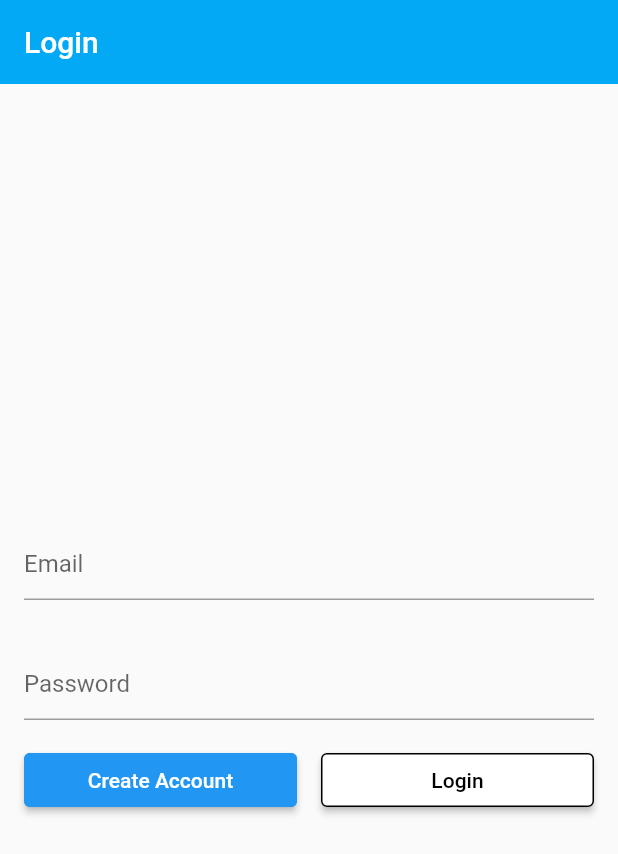
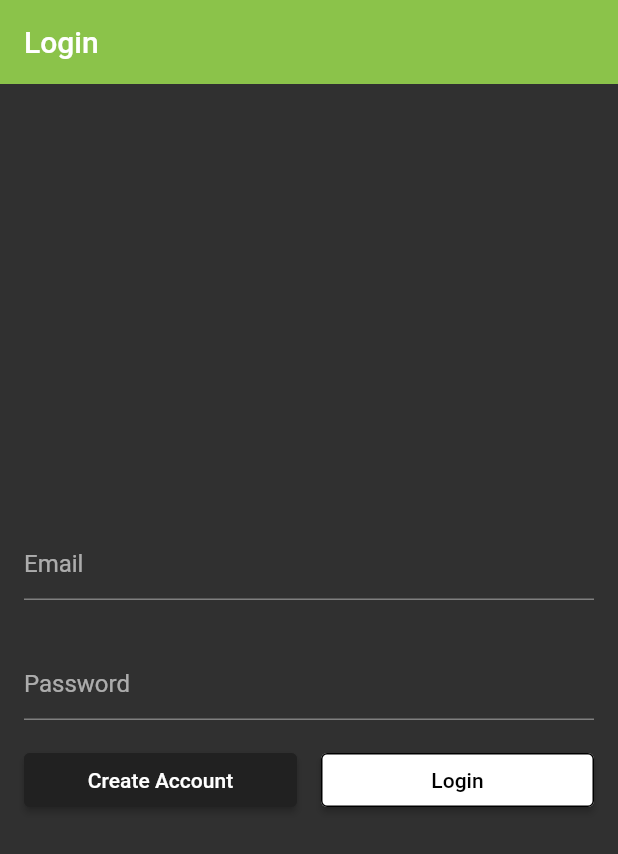
Before and after one commit to ajinkya-cd/routing_poc, a Flutter app: the screen it shows after launch, on a phone screen of 412 x 824 dp. Shown: the top 854 px of the screen. Run offline on Flutter 3.47's test engine with Material 2 defaults, Android fonts, the light colour scheme and no system bars; our stand-ins replace shared_preferences, uni_links.

Commit message:
ui changes

```diff
--- a/lib/main.dart
+++ b/lib/main.dart
@@ -66,7 +66,8 @@ class _MyAppState extends State<MyApp> {
         title: 'Navigation App',
         debugShowCheckedModeBanner: false,
         theme: ThemeData(
-          primarySwatch: Colors.blue,
+          primarySwatch: Colors.lightGreen,
+          brightness: Brightness.dark,
           visualDensity: VisualDensity.adaptivePlatformDensity,
         ),
         backButtonDispatcher: backButtonDispatcher,
--- a/lib/presentation/cart.dart
+++ b/lib/presentation/cart.dart
@@ -12,7 +12,7 @@ class Cart extends StatelessWidget {
     return Scaffold(
       appBar: AppBar(
         elevation: 0,
-        backgroundColor: Colors.lightBlue,
+        backgroundColor: Colors.lightGreen,
         title: const Text(
           'Cart',
           style: TextStyle(
--- a/lib/presentation/checkout.dart
+++ b/lib/presentation/checkout.dart
@@ -12,11 +12,11 @@ class Checkout extends StatelessWidget {
     return Scaffold(
       appBar: AppBar(
         elevation: 0,
-        backgroundColor: Colors.lightBlue,
+        backgroundColor: Colors.lightGreen,
         title: const Text(
           'Checkout',
           style: TextStyle(
-              fontSize: 20, fontWeight: FontWeight.w500, color: Colors.white),
+              fontSize: 20, fontWeight: FontWeight.w500),
         ),
       ),
       body: SafeArea(
--- a/lib/presentation/create_account.dart
+++ b/lib/presentation/create_account.dart
@@ -21,11 +21,11 @@ class _CreateAccountState extends State<CreateAccount> {
     return Scaffold(
       appBar: AppBar(
         elevation: 0,
-        backgroundColor: Colors.lightBlue,
+        backgroundColor: Colors.lightGreen,
         title: const Text(
           'Create Account',
           style: TextStyle(
-              fontSize: 20, fontWeight: FontWeight.w500, color: Colors.white),
+              fontSize: 20, fontWeight: FontWeight.w500),
         ),
       ),
       body: SafeArea(
--- a/lib/presentation/details.dart
+++ b/lib/presentation/details.dart
@@ -14,11 +14,11 @@ class Details extends StatelessWidget {
     return Scaffold(
       appBar: AppBar(
         elevation: 0,
-        backgroundColor: Colors.lightBlue,
+        backgroundColor: Colors.lightGreen,
         title: Text(
           'Item $id',
           style: const TextStyle(
-              fontSize: 20, fontWeight: FontWeight.w500, color: Colors.white),
+              fontSize: 20, fontWeight: FontWeight.w500),
         ),
       ),
       body: SafeArea(
--- a/lib/presentation/list_items.dart
+++ b/lib/presentation/list_items.dart
@@ -13,7 +13,7 @@ class ListItems extends StatelessWidget {
     return Scaffold(
       appBar: AppBar(
         elevation: 0,
-        backgroundColor: Colors.lightBlue,
+        backgroundColor: Colors.lightGreen,
         title: const Text(
           'Items for sale',
           style: TextStyle(
--- a/lib/presentation/login.dart
+++ b/lib/presentation/login.dart
@@ -23,11 +23,11 @@ class _LoginState extends State<Login> {
     return Scaffold(
       appBar: AppBar(
         elevation: 0,
-        backgroundColor: Colors.lightBlue,
+        backgroundColor: Colors.lightGreen,
         title: const Text(
           'Login',
           style: TextStyle(
-              fontSize: 20, fontWeight: FontWeight.w500, color: Colors.white),
+              fontSize: 20, fontWeight: FontWeight.w500),
         ),
       ),
       body: SafeArea(
--- a/lib/presentation/settings.dart
+++ b/lib/presentation/settings.dart
@@ -11,11 +11,11 @@ class Settings extends StatelessWidget {
     return Scaffold(
       appBar: AppBar(
         elevation: 0,
-        backgroundColor: Colors.lightBlue,
+        backgroundColor: Colors.lightGreen,
         title: const Text(
           'Settings',
           style: TextStyle(
-              fontSize: 20, fontWeight: FontWeight.w500, color: Colors.white),
+              fontSize: 20, fontWeight: FontWeight.w500),
         ),
       ),
       body: SafeArea(
```
Also changed, not shown: lib/presentation/splash.dart (+9 -3 lines).
